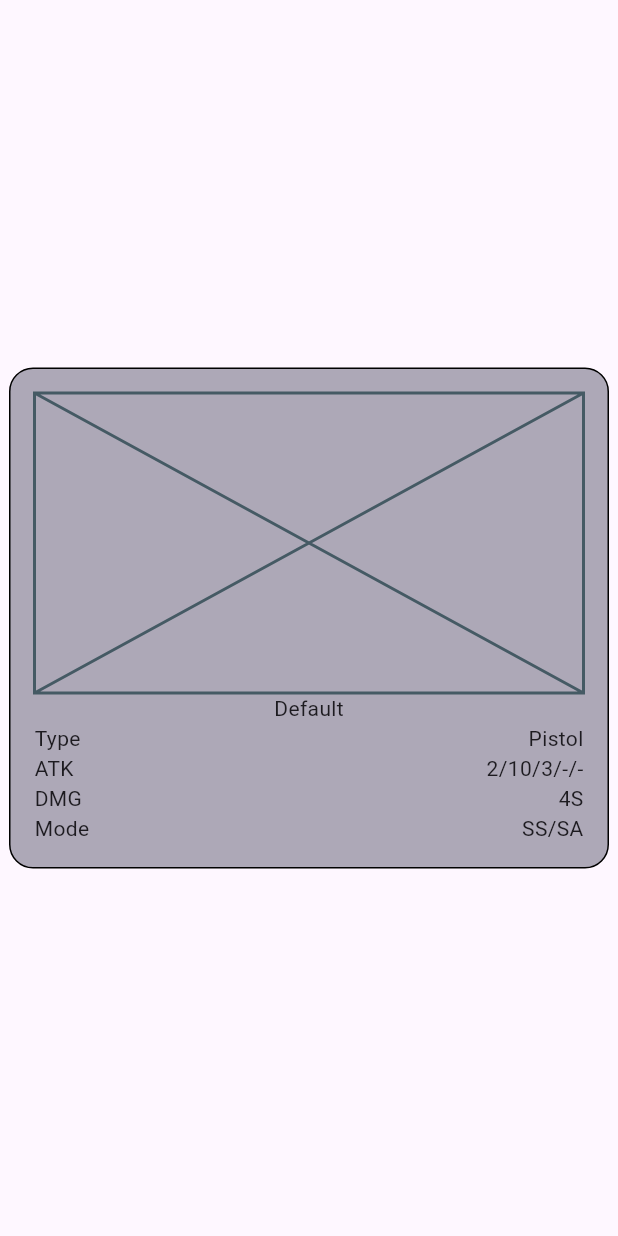
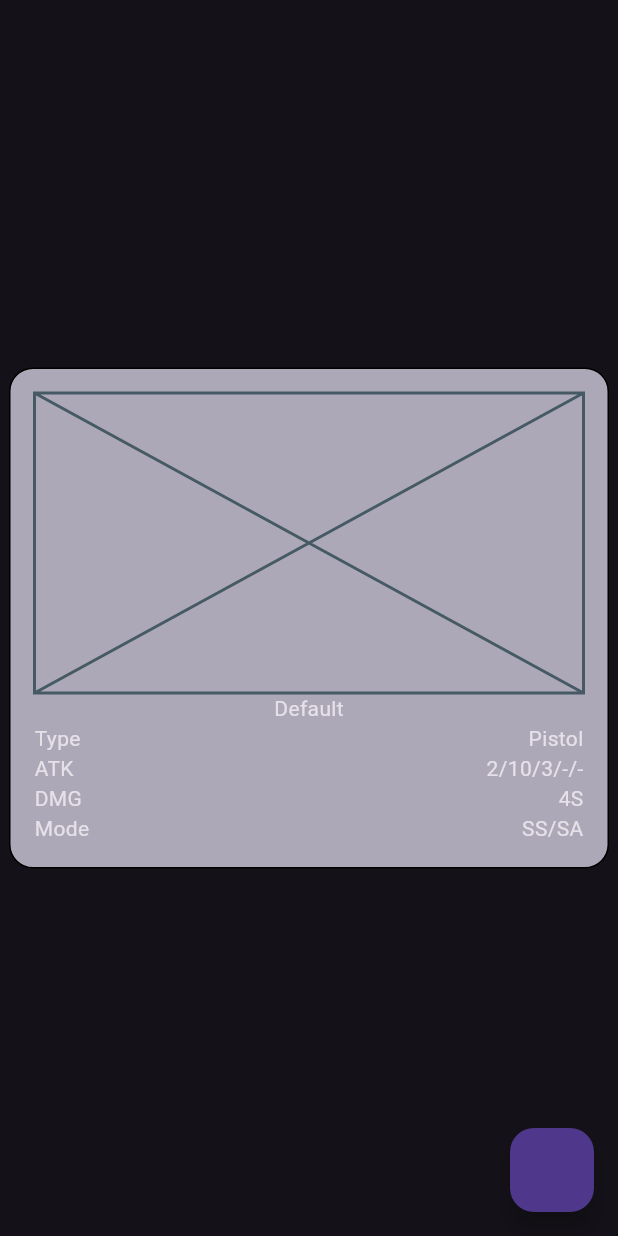
Before and after one commit to osekine/shadowrun_6e_player_helper, a Flutter app: the screen it shows after launch, on a phone screen of 412 x 824 dp. Run offline on Flutter 3.47's test engine with Material 3 defaults, Android fonts, the phone set to English and light mode, and no system bars; missing offline and left inert: theme_tailor_annotation.

Commit message:
prototype for swaping themes

```diff
--- a/lib/main.dart
+++ b/lib/main.dart
@@ -1,4 +1,5 @@
 import 'package:flutter/material.dart';
+import 'package:shadowrun_6e_player_helper/utils/app_themes.dart';
 import 'package:shadowrun_6e_player_helper/view/features/items/item_card.dart';
 import 'package:shadowrun_6e_player_helper_view_model/shadowrun_6e_player_helper_view_model.dart';
 
@@ -6,14 +7,30 @@ void main() {
   runApp(const MainApp());
 }
 
-class MainApp extends StatelessWidget {
+class MainApp extends StatefulWidget {
   const MainApp({super.key});
 
   @override
+  State<MainApp> createState() => _MainAppState();
+}
+
+class _MainAppState extends State<MainApp> {
+  bool isLightTheme = false;
+
+  void _toggleTheme() {
+    isLightTheme = !isLightTheme;
+    setState(() {});
+  }
+
+  @override
   Widget build(BuildContext context) {
-    return const MaterialApp(
+    return MaterialApp(
+      theme: isLightTheme
+          ? ThemeData.light().copyWith(extensions: [lightAppTheme])
+          : ThemeData.dark().copyWith(extensions: [darkAppTheme]),
       home: Scaffold(
         body: Center(child: ItemCard(vm: defaultItem)),
+        floatingActionButton: FloatingActionButton(onPressed: _toggleTheme),
       ),
     );
   }
```
